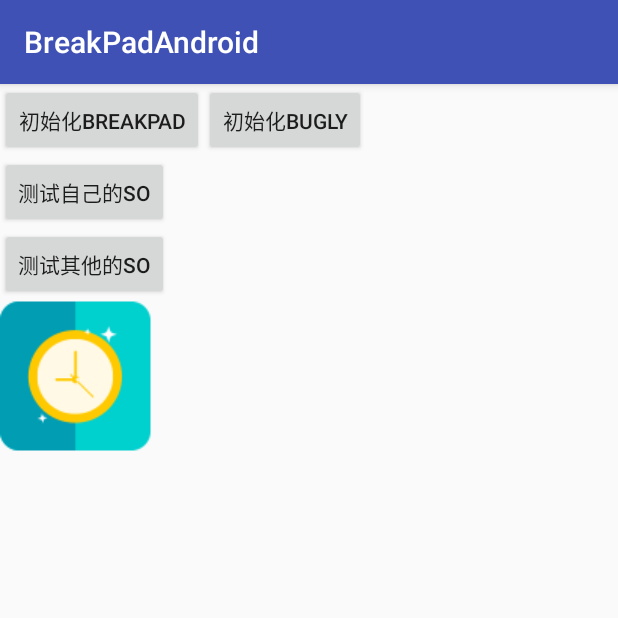
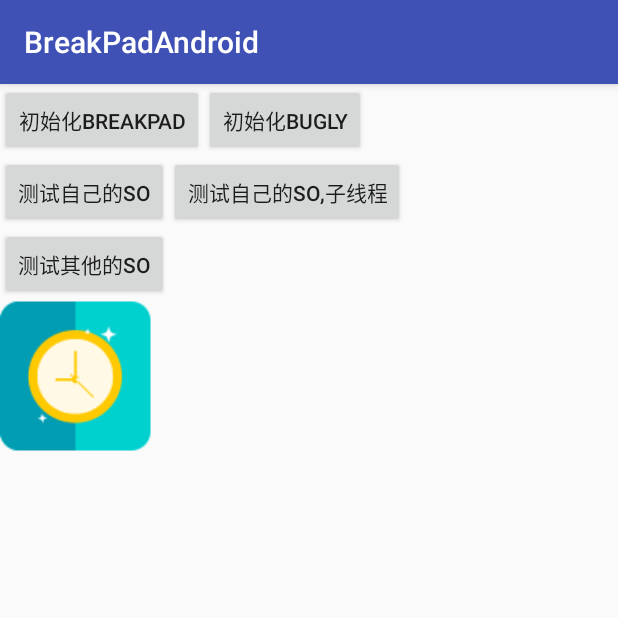
Before and after one commit to lyqaiym/breakpad, an Android app: the screen it shows after launch (MainActivity), on a phone screen of 412 x 824 dp, the top half of it. Run offline under Robolectric (Android 15) with nearby library versions, the phone set to English and light mode, and no system bars; libraries missing offline, so code that uses them is left out: com.tencent.bugly.

```diff
--- a/app/src/main/java/com/breakpad/android/MainActivity.java
+++ b/app/src/main/java/com/breakpad/android/MainActivity.java
@@ -60,11 +60,23 @@ public class MainActivity extends AppCompatActivity {
                 CrashReport.initCrashReport(getApplicationContext(), "", true);
             }
         });
-        Button tv = (Button) findViewById(R.id.bt_self_other);
-        tv.setOnClickListener(new View.OnClickListener() {
+        Button bt_self_other = (Button) findViewById(R.id.bt_self_other);
+        bt_self_other.setOnClickListener(new View.OnClickListener() {
             @Override
             public void onClick(View v) {
                 NativeCrash.getInstance().crash();
+            }
+        });
+        Button bt_self_other_thread = (Button) findViewById(R.id.bt_self_other_thread);
+        bt_self_other_thread.setOnClickListener(new View.OnClickListener() {
+            @Override
+            public void onClick(View v) {
+                new Thread() {
+                    @Override
+                    public void run() {
+                        NativeCrash.getInstance().crash();
+                    }
+                }.start();
             }
         });
         Button bt_test_other = (Button) findViewById(R.id.bt_test_other);
--- a/app/src/main/res/layout/activity_main.xml
+++ b/app/src/main/res/layout/activity_main.xml
@@ -26,6 +26,14 @@
         android:text="测试自己的so" />
 
     <Button
+        android:id="@+id/bt_self_other_thread"
+        android:layout_width="wrap_content"
+        android:layout_height="wrap_content"
+        android:layout_below="@id/bt_crash_init"
+        android:layout_toRightOf="@id/bt_self_other"
+        android:text="测试自己的so,子线程" />
+
+    <Button
         android:id="@+id/bt_test_other"
         android:layout_width="wrap_content"
         android:layout_height="wrap_content"
```
Also changed, not shown: breakpad/src/main/java/com/breakpad/nativecreash/NativeCrash.java (+21 -0 lines), 1 other file.
